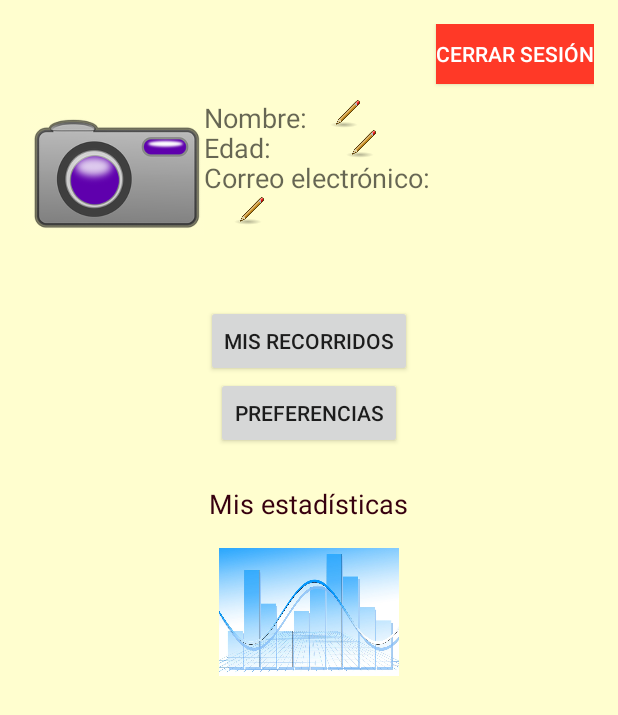
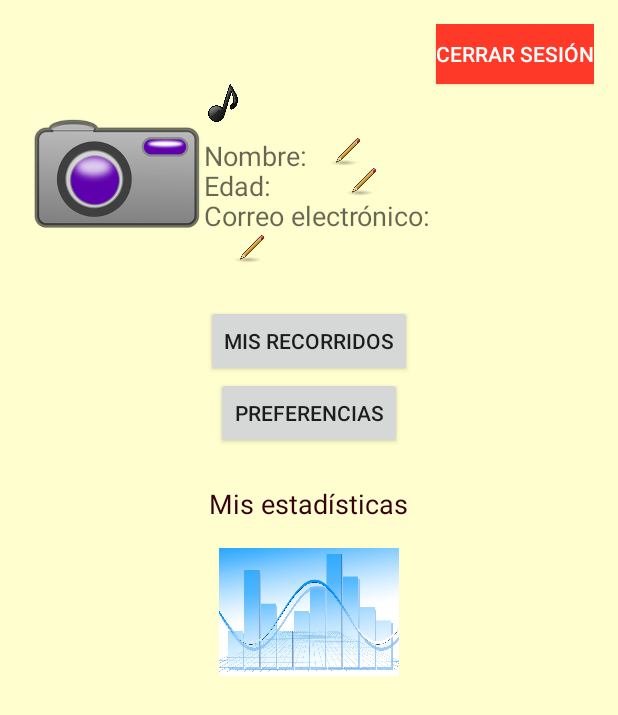
Before and after one commit to lrdzero/TFG, an Android app: the ProfileActivity screen opened directly, with no data from a screen before it, on a phone screen of 412 x 824 dp. Shown: the top 715 px of the screen. Run offline under Robolectric (Android 15) with nearby library versions, the phone set to English and light mode, and no system bars; pictures from the network do not load; 4 statements that could not run were skipped.

```diff
--- a/app/src/main/res/layout/activity_profile.xml
+++ b/app/src/main/res/layout/activity_profile.xml
@@ -51,6 +51,13 @@
                     android:orientation="vertical"
                     android:layout_width="match_parent"
                     android:layout_height="165dp">
+
+                    <ImageView
+                        android:layout_width="25dp"
+                        android:layout_height="25dp"
+                        android:id="@+id/imageView4"
+                        android:src="@drawable/notamusical"
+                        android:adjustViewBounds="true" />
 
                     <LinearLayout
                         android:orientation="horizontal"
```
Also changed, not shown: app/src/main/java/com/example/lrdzero/tfg/Seguimiento.java (+16 -15 lines), app/src/main/res/drawable/notamusical.png (added).
